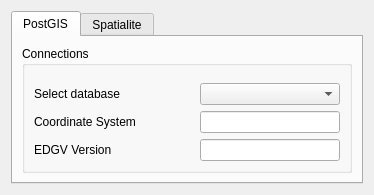
First picture: the form in CustomWidgets/connectionWidget.ui, repository dsgoficial/DsgTools, before the edit.
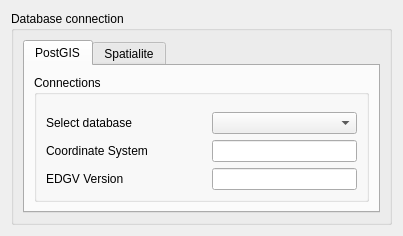
Second picture: the form after the edit. Custom widgets are drawn as their Qt base class.

Commit message: updates on connection widget

Diff of the .ui file:
```diff
--- a/CustomWidgets/connectionWidget.ui
+++ b/CustomWidgets/connectionWidget.ui
@@ -6,21 +6,24 @@
    <rect>
     <x>0</x>
     <y>0</y>
-    <width>356</width>
-    <height>186</height>
+    <width>403</width>
+    <height>226</height>
    </rect>
   </property>
-  <property name="sizePolicy">
-   <sizepolicy hsizetype="Preferred" vsizetype="Fixed">
-    <horstretch>0</horstretch>
-    <verstretch>0</verstretch>
-   </sizepolicy>
-  </property>
   <property name="windowTitle">
    <string>Form</string>
   </property>
   <layout class="QGridLayout" name="gridLayout_6">
    <item row="0" column="0">
+    <widget class="QgsCollapsibleGroupBox" name="mGroupBox">
+     <property name="title">
+      <string>Database connection</string>
+     </property>
+     <property name="saveCollapsedState">
+      <bool>false</bool>
+     </property>
+     <layout class="QGridLayout" name="gridLayout_5">
+      <item row="0" column="0">
     <widget class="QTabWidget" name="tabWidget">
      <property name="sizePolicy">
       <sizepolicy hsizetype="MinimumExpanding" vsizetype="Preferred">
@@ -412,7 +415,16 @@
    </item>
   </layout>
  </widget>
+   </item>
+  </layout>
+ </widget>
  <customwidgets>
+  <customwidget>
+   <class>QgsCollapsibleGroupBox</class>
+   <extends>QGroupBox</extends>
+   <header>qgis.gui</header>
+   <container>1</container>
+  </customwidget>
   <customwidget>
    <class>ExploreServerWidget</class>
    <extends>QWidget</extends>
```
Left out of the diff: 4 changed lines with no effect on the pictures. Lines whose indentation alone changed are shown as unchanged. The commit also changes 2 other files.
